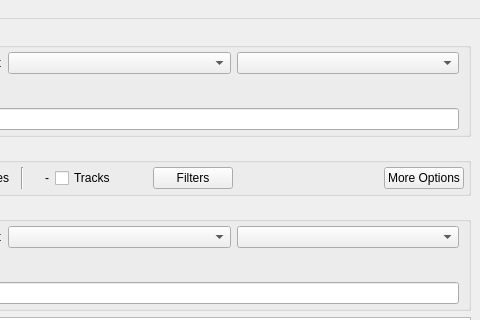
First picture: the form in trunk/gpsbabel/gui/mainwinui.ui, repository GPSBabel/gpsbabel, before the edit; both pictures show x 195 to 675 and y 0 to 320 of the 675 by 582 pixel window.
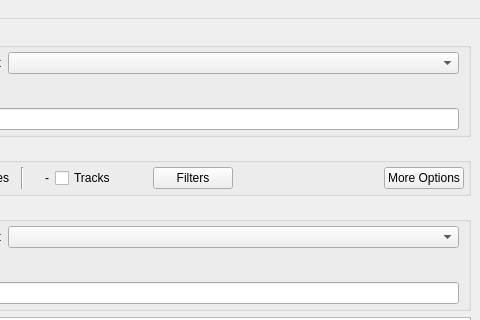
Second picture: the form after the edit. Icons and pictures are not drawn.

Commit message: Kill character encoding more dead.

What changed in the file:
```diff
--- a/trunk/gpsbabel/gui/mainwinui.ui
+++ b/trunk/gpsbabel/gui/mainwinui.ui
@@ -97,13 +97,6 @@
            </property>
           </widget>
          </item>
-         <item>
-          <widget class="QComboBox" name="inputCharSetCombo">
-           <property name="toolTip">
-            <string>Character encoding of input</string>
-           </property>
-          </widget>
-         </item>
         </layout>
        </item>
        <item>
@@ -491,13 +484,6 @@
            </property>
           </widget>
          </item>
-         <item>
-          <widget class="QComboBox" name="outputCharSetCombo">
-           <property name="toolTip">
-            <string>Character encoding of output</string>
-           </property>
-          </widget>
-         </item>
         </layout>
        </item>
        <item>
```
The commit also changes 1 other file.
